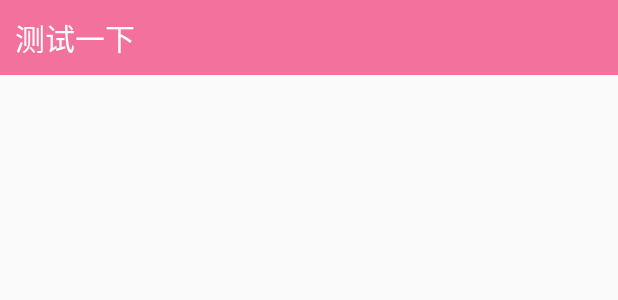
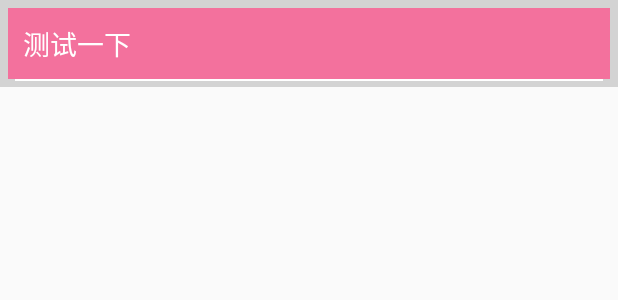
Before and after one commit to Kingcool759/DiyView, an Android app: the layout main_recycler_item_tv.xml on its own in the app's theme, with its tools: preview values and no code run, on a phone screen of 412 x 824 dp. Shown: the top 300 px of the screen. Run offline under Robolectric (Android 15) with nearby library versions, the phone set to English and light mode, and no system bars.

```diff
--- a/app/src/main/AndroidManifest.xml
+++ b/app/src/main/AndroidManifest.xml
@@ -3,7 +3,7 @@
     package="com.example.diyview">
 
     <application
-        android:name=".DIYViewApplication"
+        android:name=".application.DIYViewApplication"
         android:allowBackup="true"
         android:icon="@mipmap/ic_launcher"
         android:label="@string/app_name"
@@ -14,7 +14,7 @@
         <activity android:name=".show.Show2" />
         <activity android:name=".show.Show1" />
         <activity android:name=".show.Show0" />
-        <activity android:name=".MainActivity">
+        <activity android:name=".main.MainActivity">
             <intent-filter>
                 <action android:name="android.intent.action.MAIN" />
 
--- a/app/src/main/java/com/example/diyview/MainRecyclerAdapter.java
+++ b/app/src/main/java/com/example/diyview/adapter/MainRecyclerAdapter.java
@@ -1,4 +1,4 @@
-package com.example.diyview;
+package com.example.diyview.adapter;
 
 import android.view.LayoutInflater;
 import android.view.View;
@@ -9,9 +9,7 @@ import androidx.annotation.NonNull;
 import androidx.recyclerview.widget.RecyclerView;
 
 import com.alibaba.android.arouter.launcher.ARouter;
-import com.hjq.toast.ToastUtils;
-
-import org.w3c.dom.Text;
+import com.example.diyview.R;
 
 /**
  * @data on 2020/11/11 4:43 PM
--- a/app/src/main/java/com/example/diyview/DIYViewApplication.java
+++ b/app/src/main/java/com/example/diyview/application/DIYViewApplication.java
@@ -1,7 +1,8 @@
-package com.example.diyview;
+package com.example.diyview.application;
 
 import android.app.Application;
 import com.alibaba.android.arouter.launcher.ARouter;
+import com.example.diyview.BuildConfig;
 import com.hjq.toast.ToastUtils;
 
 /**
--- a/app/src/main/java/com/example/diyview/MainActivity.java
+++ b/app/src/main/java/com/example/diyview/main/MainActivity.java
@@ -1,4 +1,4 @@
-package com.example.diyview;
+package com.example.diyview.main;
 
 import androidx.appcompat.app.AppCompatActivity;
 import androidx.recyclerview.widget.DefaultItemAnimator;
@@ -7,7 +7,8 @@ import androidx.recyclerview.widget.RecyclerView;
 
 import android.os.Bundle;
 
-import java.util.ArrayList;
+import com.example.diyview.adapter.MainRecyclerAdapter;
+import com.example.diyview.R;
 
 public class MainActivity extends AppCompatActivity {
     private LinearLayoutManager layoutManager;
--- a/app/src/main/java/com/example/diyview/show/Show0.java
+++ b/app/src/main/java/com/example/diyview/show/Show0.java
@@ -5,7 +5,7 @@ import androidx.appcompat.app.AppCompatActivity;
 import android.os.Bundle;
 
 import com.alibaba.android.arouter.facade.annotation.Route;
-import com.example.diyview.ARouterPath;
+import com.example.diyview.arout.ARouterPath;
 import com.example.diyview.R;
 
 @Route(path = ARouterPath.diyView0)
--- a/app/src/main/java/com/example/diyview/show/Show1.java
+++ b/app/src/main/java/com/example/diyview/show/Show1.java
@@ -5,7 +5,7 @@ import androidx.appcompat.app.AppCompatActivity;
 import android.os.Bundle;
 
 import com.alibaba.android.arouter.facade.annotation.Route;
-import com.example.diyview.ARouterPath;
+import com.example.diyview.arout.ARouterPath;
 import com.example.diyview.R;
 
 @Route(path = ARouterPath.diyView1)
--- a/app/src/main/java/com/example/diyview/show/Show2.java
+++ b/app/src/main/java/com/example/diyview/show/Show2.java
@@ -4,8 +4,11 @@ import androidx.appcompat.app.AppCompatActivity;
 
 import android.os.Bundle;
 
+import com.alibaba.android.arouter.facade.annotation.Route;
 import com.example.diyview.R;
+import com.example.diyview.arout.ARouterPath;
 
+@Route(path = ARouterPath.diyView2)
 public class Show2 extends AppCompatActivity {
 
     @Override
--- a/app/src/main/java/com/example/diyview/show/Show3.java
+++ b/app/src/main/java/com/example/diyview/show/Show3.java
@@ -4,8 +4,11 @@ import androidx.appcompat.app.AppCompatActivity;
 
 import android.os.Bundle;
 
+import com.alibaba.android.arouter.facade.annotation.Route;
 import com.example.diyview.R;
+import com.example.diyview.arout.ARouterPath;
 
+@Route(path = ARouterPath.diyView3)
 public class Show3 extends AppCompatActivity {
 
     @Override
--- a/app/src/main/res/layout/activity_main.xml
+++ b/app/src/main/res/layout/activity_main.xml
@@ -4,7 +4,7 @@
     xmlns:tools="http://schemas.android.com/tools"
     android:layout_width="match_parent"
     android:layout_height="match_parent"
-    tools:context=".MainActivity">
+    tools:context=".main.MainActivity">
 
     <TextView
         android:id="@+id/toolbar"
--- a/app/src/main/res/layout/main_recycler_item_tv.xml
+++ b/app/src/main/res/layout/main_recycler_item_tv.xml
@@ -1,11 +1,35 @@
 <?xml version="1.0" encoding="utf-8"?>
-<TextView xmlns:android="http://schemas.android.com/apk/res/android"
-    android:id="@+id/contentTv"
+<androidx.constraintlayout.widget.ConstraintLayout xmlns:android="http://schemas.android.com/apk/res/android"
+    xmlns:tools="http://schemas.android.com/tools"
+    xmlns:app="http://schemas.android.com/apk/res-auto"
     android:layout_width="match_parent"
     android:layout_height="wrap_content"
-    android:padding="10dp"
-    android:text="测试一下"
-    android:textColor="#ffffff"
-    android:background="#F3719D"
-    android:textSize="20sp">
-</TextView>
+    android:background="@color/gray"
+    tools:ignore="MissingConstraints">
+
+    <TextView
+        android:id="@+id/contentTv"
+        android:layout_width="match_parent"
+        android:layout_height="wrap_content"
+        android:background="#F3719D"
+        android:padding="10dp"
+        android:layout_margin="5dp"
+        app:layout_constraintTop_toTopOf="parent"
+        app:layout_constraintBottom_toBottomOf="parent"
+        app:layout_constraintLeft_toLeftOf="parent"
+        app:layout_constraintRight_toRightOf="parent"
+        android:text="测试一下"
+        android:textColor="#ffffff"
+        android:textSize="18sp"
+         />
+    <View
+        android:layout_width="match_parent"
+        android:layout_height="1dp"
+        app:layout_constraintLeft_toLeftOf="parent"
+        app:layout_constraintRight_toRightOf="parent"
+        android:layout_marginLeft="10dp"
+        android:layout_marginRight="10dp"
+        android:background="@color/white"
+        app:layout_constraintTop_toBottomOf="@id/contentTv"
+        />
+</androidx.constraintlayout.widget.ConstraintLayout>
--- a/app/src/main/res/values/colors.xml
+++ b/app/src/main/res/values/colors.xml
@@ -5,4 +5,8 @@
     <color name="colorAccent">#03DAC5</color>
     <color name="white">#ffffff</color>
     <color name="gray">#D3D3D3</color>
+    <color name="blue">#2196F3</color>
+    <color name="yellow">#FFEB3B</color>
+    <color name="greeen">#009688</color>
+    <color name="orange">#F44336</color>
 </resources>
--- a/app/src/main/res/values/styles.xml
+++ b/app/src/main/res/values/styles.xml
@@ -1,6 +1,6 @@
 <resources>
     <!-- Base application theme. -->
-    <style name="AppTheme" parent="Theme.AppCompat.Light.DarkActionBar">
+    <style name="AppTheme" parent="Theme.AppCompat.Light.NoActionBar">
         <!-- Customize your theme here. -->
         <item name="colorPrimary">@color/colorPrimary</item>
         <item name="colorPrimaryDark">@color/colorPrimaryDark</item>
```
Also changed, not shown: app/src/main/java/com/example/diyview/ARouterPath.java (deleted, +0 -11 lines), app/src/main/java/com/example/diyview/arout/ARouterPath.java (added, +15 -0 lines).
